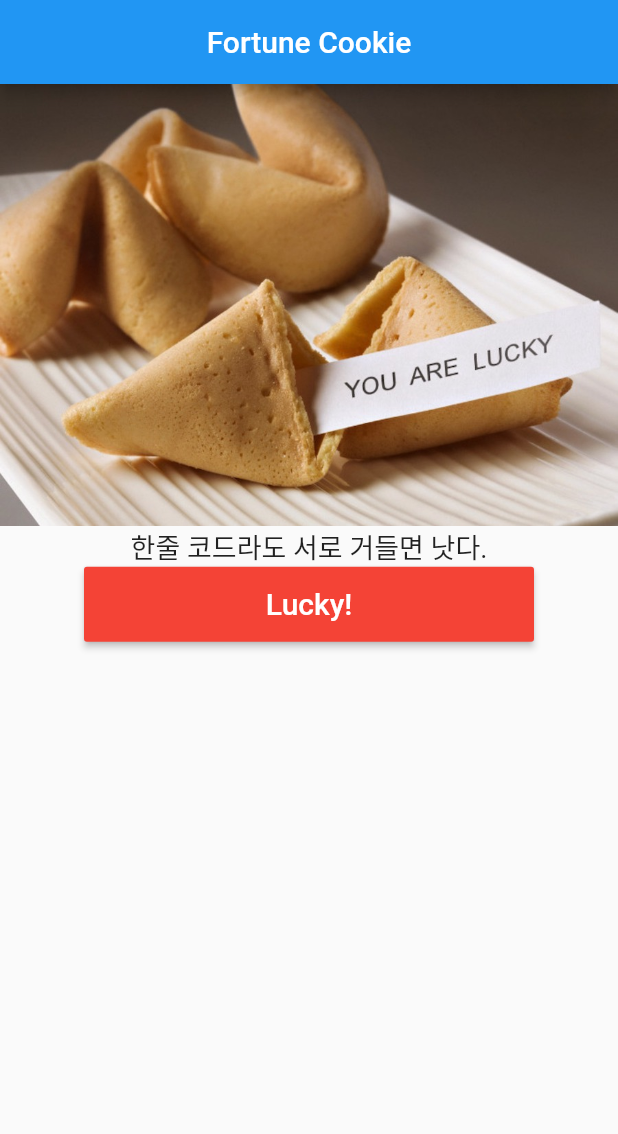
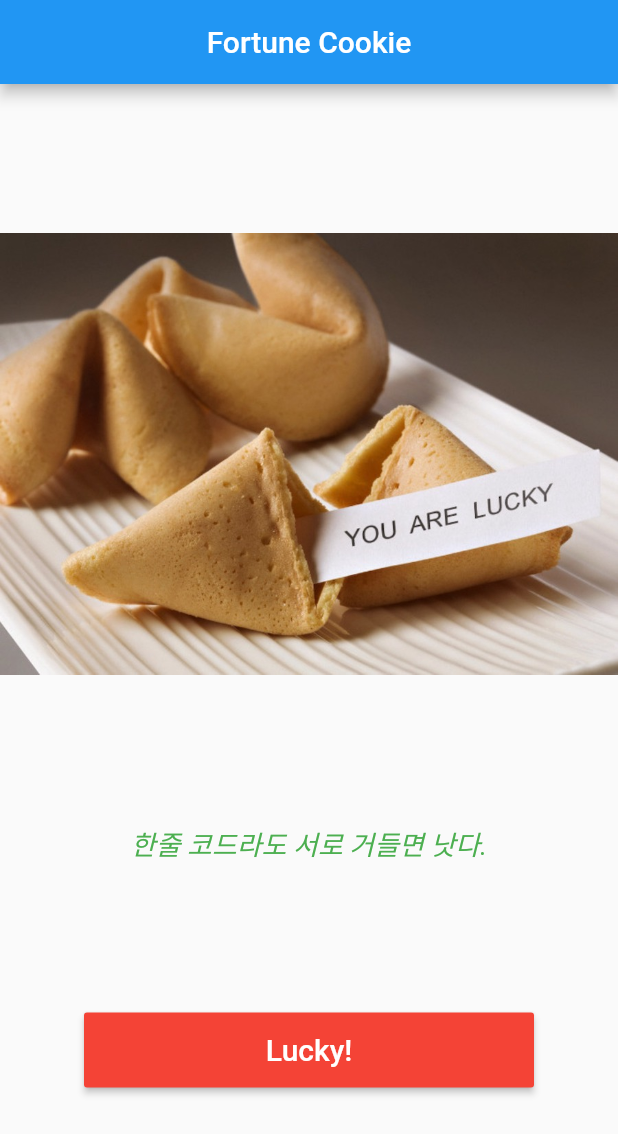
Before and after one commit to jyjeong620/fortune_cookie_app, a Flutter app: the screen it shows after launch, on a phone screen of 412 x 824 dp. Shown: the top 1134 px of the screen. Run offline on Flutter 3.47's test engine with Material 2 defaults, Android fonts, the phone set to English and light mode, and no system bars.

Commit message:
refactor: 글자폰트 수정 및 여백 조정

```diff
--- a/lib/home_page.dart
+++ b/lib/home_page.dart
@@ -1,3 +1,4 @@
+import 'package:flutter/cupertino.dart';
 import 'package:flutter/material.dart';
 import 'package:fortune_cookie_app/fortune_cookie.dart';
 import 'package:fortune_cookie_app/fortune_cookie_box.dart';
@@ -26,12 +27,12 @@ class _HomePageState extends State<HomePage> {
       appBar: AppBar(
         title: const Center(child: Text("Fortune Cookie")),
       ),
-
-      body: Column(children: [
+      body: Column(mainAxisAlignment: MainAxisAlignment.spaceEvenly, children: [
         Image.asset("assets/images/fortune-cookie.jpg"),
         Text(
           _cookie.message,
-          style: const TextStyle(fontSize: 18),
+          style: const TextStyle(
+              fontSize: 18, fontStyle: FontStyle.italic, color: Colors.green),
         ),
         SizedBox(
           width: 300,
```
